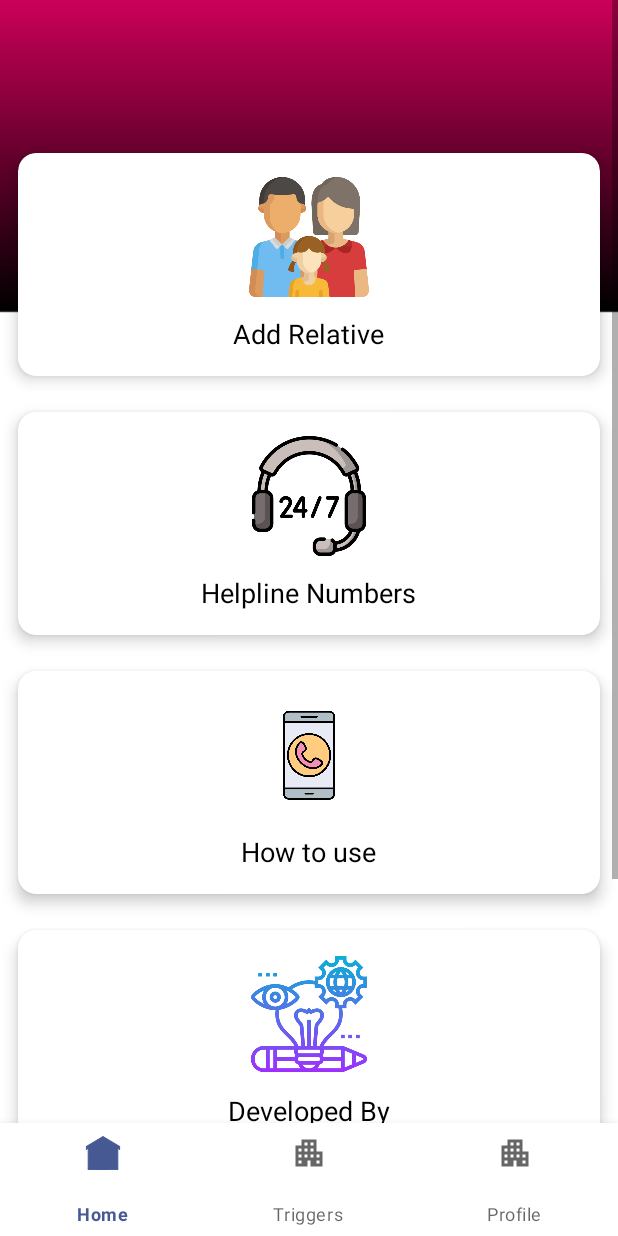
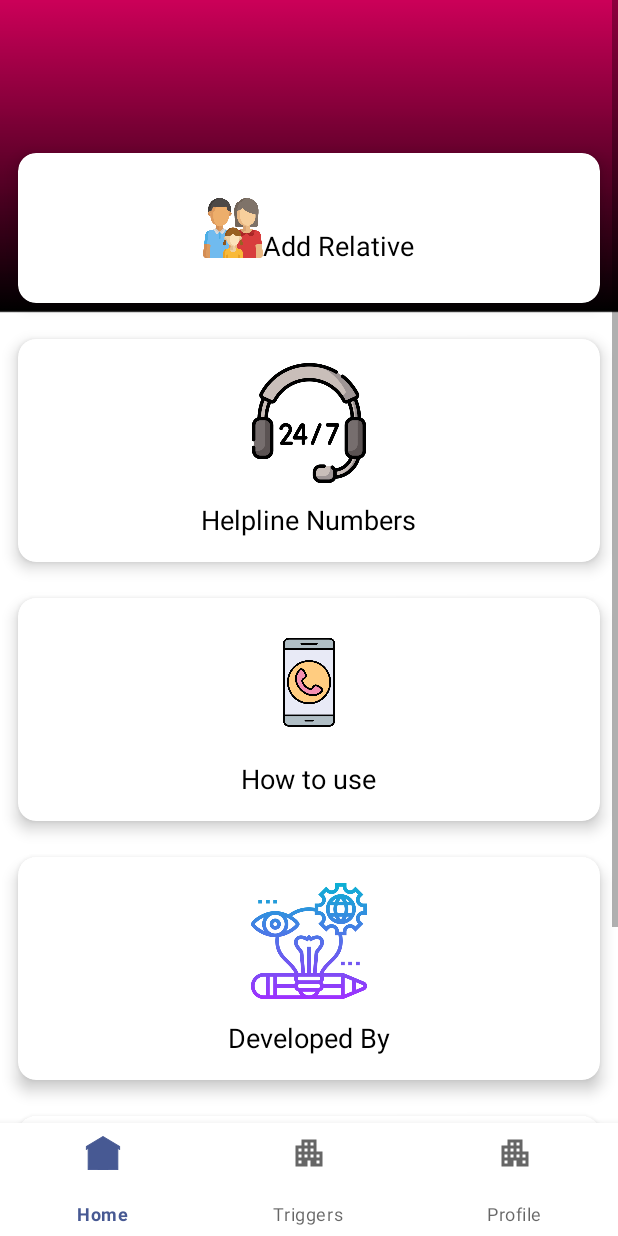
Before and after one commit to some007/AES, an Android app: the screen it shows after launch once a user with an empty profile is signed in (DashBoard), on a phone screen of 412 x 824 dp. Run offline under Robolectric (Android 15) with nearby library versions, the light colour scheme and no system bars; our stand-ins replace Firebase (no records; nobody signed in at launch, a user with empty details on screens opened directly); 1 statement that could not run was skipped.

Commit message:
design changes

```diff
--- a/app/src/main/java/com/example/aes/presetup/DashBoard.java
+++ b/app/src/main/java/com/example/aes/presetup/DashBoard.java
@@ -26,17 +26,37 @@ import com.example.aes.fragments.TriggerFragment;
 import com.example.aes.fragments.ProfileFragment;
 import com.example.aes.helplineCall;
 import com.example.aes.maps.MapsActivity;
+import com.google.android.gms.auth.api.Auth;
+import com.google.android.gms.auth.api.signin.GoogleSignInOptions;
+import com.google.android.gms.common.api.GoogleApiClient;
+import com.google.android.gms.common.api.ResultCallback;
+import com.google.android.gms.common.api.Status;
+import com.google.android.gms.tasks.OnCompleteListener;
+import com.google.android.gms.tasks.Task;
 import com.google.android.material.bottomnavigation.BottomNavigationView;
 
 public class DashBoard extends AppCompatActivity implements BottomNavigationView.OnNavigationItemSelectedListener {
 
     BottomNavigationView bottomNavigationView;
     MediaPlayer mp;
+    GoogleApiClient mGoogleApiClient;
 
     @Override
     protected void onCreate(Bundle savedInstanceState) {
         super.onCreate(savedInstanceState);
         setContentView(R.layout.activity_dash_board);
+
+        GoogleSignInOptions gso = new GoogleSignInOptions.Builder(GoogleSignInOptions.DEFAULT_SIGN_IN)
+                .requestIdToken(getString(R.string.default_web_client))
+                .requestProfile()
+                .requestEmail()
+                .build();
+
+        mGoogleApiClient = new GoogleApiClient.Builder(this)
+                .enableAutoManage(this, this)
+                .addApi(Auth.GOOGLE_SIGN_IN_API, gso)
+                .build();
+
 
         bottomNavigationView = findViewById(R.id.bottomNavigationView);
 
@@ -96,6 +116,12 @@ public class DashBoard extends AppCompatActivity implements BottomNavigationView
     public void LogOut(View v){
         Intent i = new Intent(getApplicationContext(), Login.class);
         startActivity(i);
+
+        signOut();
+    }
+
+    private void signOut() {
+        mGoogleApiClient.maybeSignOut();
     }
 
     public boolean screem(View view) {
--- a/app/src/main/java/com/example/aes/presetup/LoginActivity.java
+++ b/app/src/main/java/com/example/aes/presetup/LoginActivity.java
@@ -4,9 +4,11 @@ import android.app.ProgressDialog;
 import android.content.Intent;
 import android.os.Bundle;
 import android.text.TextUtils;
+import android.util.Log;
 import android.view.View;
 import android.widget.Button;
 import android.widget.EditText;
+import android.widget.ImageView;
 import android.widget.ProgressBar;
 import android.widget.TextView;
 import android.widget.Toast;
@@ -15,23 +17,56 @@ import androidx.annotation.NonNull;
 import androidx.appcompat.app.AppCompatActivity;
 
 import com.example.aes.R;
+import com.google.android.gms.auth.api.Auth;
+import com.google.android.gms.auth.api.signin.GoogleSignInAccount;
+import com.google.android.gms.auth.api.signin.GoogleSignInOptions;
+import com.google.android.gms.auth.api.signin.GoogleSignInResult;
+import com.google.android.gms.common.ConnectionResult;
+import com.google.android.gms.common.api.GoogleApiClient;
 import com.google.android.gms.tasks.OnCompleteListener;
 import com.google.android.gms.tasks.Task;
 import com.google.firebase.auth.AuthResult;
 import com.google.firebase.auth.FirebaseAuth;
 
-public class LoginActivity extends AppCompatActivity {
+public class LoginActivity extends AppCompatActivity implements GoogleApiClient.OnConnectionFailedListener {
 
     private EditText inputEmail, inputPassword;
     private Button btnSignIn;
     private FirebaseAuth auth;
     private TextView forgot,signup;
     private ProgressBar progressBar;
+    private Button signInBtn;
+    GoogleApiClient mGoogleApiClient;
+    private static final int RC_SIGN_IN = 9001;
 
     @Override
     protected void onCreate(Bundle savedInstanceState) {
         super.onCreate(savedInstanceState);
         setContentView(R.layout.activity_login);
+
+        GoogleSignInOptions gso = new GoogleSignInOptions.Builder(GoogleSignInOptions.DEFAULT_SIGN_IN)
+                .requestIdToken(getString(R.string.default_web_client))
+                .requestProfile()
+                .requestEmail()
+                .build();
+
+        mGoogleApiClient = new GoogleApiClient.Builder(this)
+                .enableAutoManage(this, this)
+                .addApi(Auth.GOOGLE_SIGN_IN_API, gso)
+                .build();
+
+        signInBtn = findViewById(R.id.googleSignin);
+
+
+
+        signInBtn.setOnClickListener(new View.OnClickListener() {
+            @Override
+            public void onClick(View v) {
+                Intent intent = Auth.GoogleSignInApi.getSignInIntent(mGoogleApiClient);
+                startActivityForResult(intent,RC_SIGN_IN);
+            }
+        });
+
 
         //Get Firebase auth instance
         auth = FirebaseAuth.getInstance();
@@ -47,6 +82,7 @@ public class LoginActivity extends AppCompatActivity {
         forgot = findViewById(R.id.forgot_password);
         btnSignIn = findViewById(R.id.btn_login);
         signup = findViewById(R.id.sign_up);
+       // signInBtn = findViewById(R.id.googleSignin);
 
         progressBar = findViewById(R.id.progress);
 
@@ -75,6 +111,8 @@ public class LoginActivity extends AppCompatActivity {
         });
 
     }
+
+
 
     private void login() {
         String email = inputEmail.getText().toString();
@@ -121,4 +159,35 @@ public class LoginActivity extends AppCompatActivity {
 
 
     }
+
+
+    @Override
+    public void onConnectionFailed(@NonNull ConnectionResult connectionResult) {
+
+    }
+
+    @Override
+    protected void onActivityResult(int requestCode, int resultCode, Intent data) {
+        super.onActivityResult(requestCode, resultCode, data);
+        if(requestCode==RC_SIGN_IN){
+            GoogleSignInResult result = Auth.GoogleSignInApi.getSignInResultFromIntent(data);
+            handleSignInResult(result);
+        }
+    }
+
+    private void handleSignInResult(GoogleSignInResult result){
+        if(result.isSuccess()){
+            gotoProfile();
+        }else{
+            Toast.makeText(getApplicationContext(),"Sign in cancel",Toast.LENGTH_LONG).show();
+        }
+    }
+    private void gotoProfile(){
+        Intent intent=new Intent(LoginActivity.this,DashBoard.class);
+        startActivity(intent);
+    }
+
+
+
+
 }
--- a/app/src/main/res/layout/activity_reset_password.xml
+++ b/app/src/main/res/layout/activity_reset_password.xml
@@ -1,6 +1,7 @@
 <?xml version="1.0" encoding="utf-8"?>
 <RelativeLayout
     xmlns:android="http://schemas.android.com/apk/res/android"
+    xmlns:app="http://schemas.android.com/apk/res-auto"
     android:layout_width="match_parent"
     android:layout_height="match_parent">
 
@@ -13,8 +14,8 @@
             android:layout_height="wrap_content"
             android:background="@android:color/transparent"
             android:paddingStart="@dimen/ic_nav_padding_start"
-            android:tint="@color/green_color"
-            android:src="@drawable/ic_back" />
+            android:src="@drawable/ic_back"
+            app:tint="@color/green_color" />
     </androidx.appcompat.widget.Toolbar>
 
     <RelativeLayout
--- a/app/src/main/res/layout/fragment_first.xml
+++ b/app/src/main/res/layout/fragment_first.xml
@@ -27,8 +27,6 @@
         <androidx.cardview.widget.CardView
             android:layout_width="match_parent"
             android:layout_height="wrap_content"
-            android:layout_rowWeight="1"
-            android:layout_columnWeight="1"
             android:layout_margin="12dp"
             android:onClick="addRelative"
             app:cardCornerRadius="12dp"
@@ -36,14 +34,14 @@
 
             <LinearLayout
                 android:layout_width="match_parent"
-                android:layout_height="match_parent"
+                android:layout_height="100dp"
                 android:gravity="center"
-                android:orientation="vertical"
+                android:orientation="horizontal"
                 android:padding="16dp">
 
                 <ImageView
-                    android:layout_width="80dp"
-                    android:layout_height="80dp"
+                    android:layout_width="40dp"
+                    android:layout_height="40dp"
                     android:src="@drawable/relative" />
 
                 <TextView
--- a/app/src/main/res/values/strings.xml
+++ b/app/src/main/res/values/strings.xml
@@ -47,5 +47,7 @@
     <string name="have_account">Have an account?</string>
     <string name="divider_or">OR</string>
 
+    <string name="default_web_client">295850662485-af2v1hem4vf5s9ojsbd59te10brdsoe1.apps.googleusercontent.com</string>
+
 
 </resources>
```
Also changed, not shown: app/build.gradle (+7 -4 lines), app/src/main/res/layout/activity_login.xml (+6 -5 lines), 131 other files.
